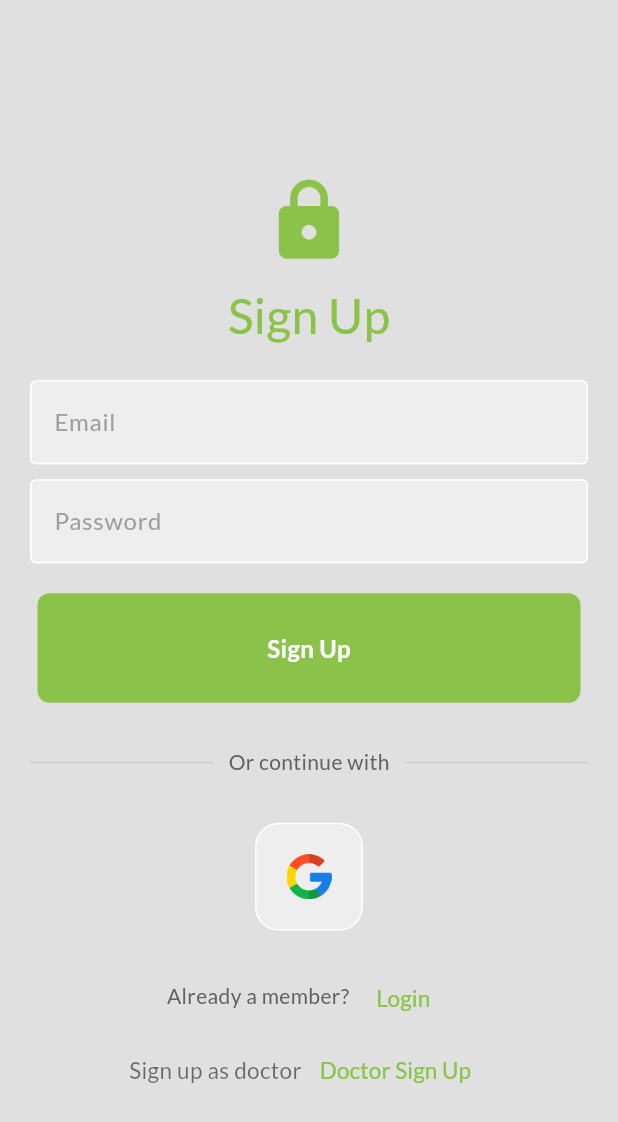
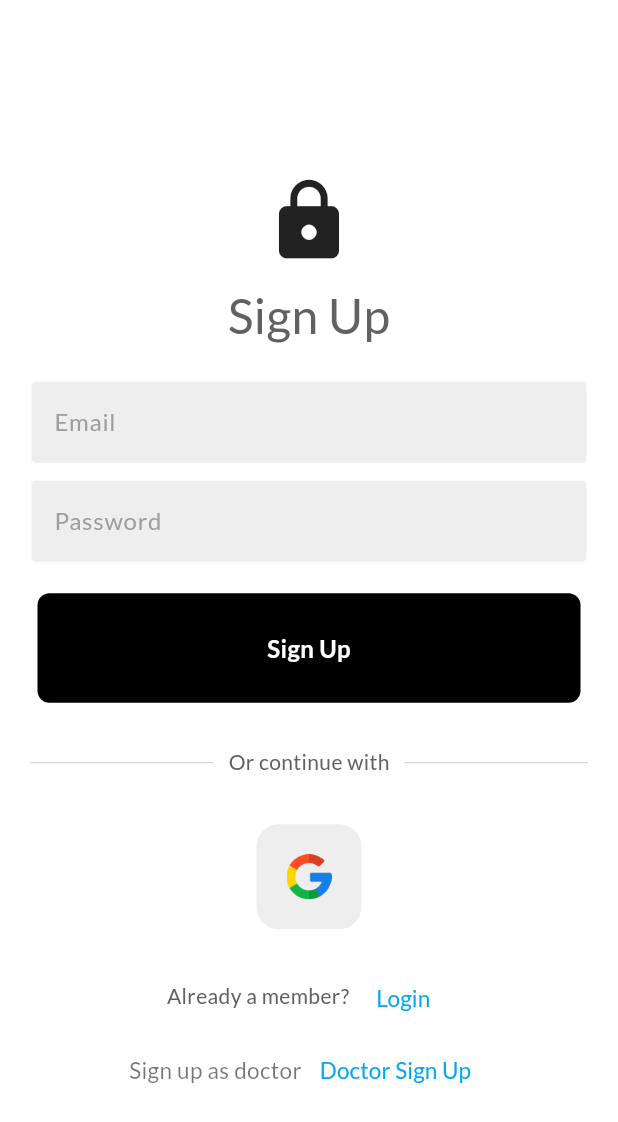
Before and after one commit to imobasshir/get_instant_help, a Flutter app: the screen it shows after launch, after a tap on "Sign Up", on a phone screen of 412 x 824 dp. Shown: the top 1122 px of the screen. Run offline on Flutter 3.47's test engine with Material 2 defaults, Android fonts, the phone set to English and light mode, and no system bars; our stand-ins replace cloud_firestore, firebase_auth, firebase_core, google_fonts, google_sign_in; missing offline and left inert: jitsi_meet; accounts and stored records are empty; network calls fail.

Commit message:
ui changed

```diff
--- a/lib/main.dart
+++ b/lib/main.dart
@@ -4,6 +4,7 @@ import 'package:flutter/material.dart';
 import 'package:get_instant_help/firebase_options.dart';
 import 'package:get_instant_help/pages/home/home.dart';
 import 'package:get_instant_help/pages/login_screen.dart';
+import 'package:get_instant_help/provider/destination_provider.dart';
 import 'package:get_instant_help/services/auth_methods.dart';
 import 'package:google_fonts/google_fonts.dart';
 import 'package:provider/provider.dart';
@@ -30,11 +31,14 @@ class MyApp extends StatelessWidget {
           create: (context) => context.read<FirebaseAuthMethods>().authState,
           initialData: null,
         ),
+        ChangeNotifierProvider(
+          create: (_) => DestinationProvider(),
+        ),
       ],
       child: MaterialApp(
         title: 'Get Instant Help',
         theme: ThemeData(
-          primarySwatch: Colors.lightGreen,
+          primarySwatch: Colors.lightBlue,
           backgroundColor: Colors.white,
           useMaterial3: true,
           fontFamily: GoogleFonts.lato().fontFamily,
--- a/lib/pages/doctor_login.dart
+++ b/lib/pages/doctor_login.dart
@@ -34,7 +34,7 @@ class _DoctorLoginSignUpState extends State<DoctorLoginSignUp> {
   @override
   Widget build(BuildContext context) {
     return Scaffold(
-      backgroundColor: Colors.grey[300],
+      backgroundColor: Colors.white,
       body: SafeArea(
         child: Center(
           child: SingleChildScrollView(
@@ -51,10 +51,10 @@ class _DoctorLoginSignUpState extends State<DoctorLoginSignUp> {
                   color: Colors.grey[700],
                 ),
                 const SizedBox(height: 10),
-                const Text(
+                Text(
                   'Doctor Sign Up',
                   style: TextStyle(
-                    color: Colors.lightGreen,
+                    color: Colors.grey[700],
                     fontSize: 32,
                   ),
                 ),
--- a/lib/pages/login_screen.dart
+++ b/lib/pages/login_screen.dart
@@ -36,7 +36,7 @@ class _LoginScreenState extends State<LoginScreen> {
   @override
   Widget build(BuildContext context) {
     return Scaffold(
-      backgroundColor: Colors.grey[300],
+      backgroundColor: Colors.white,
       body: SafeArea(
         child: Center(
           child: SingleChildScrollView(
@@ -47,13 +47,12 @@ class _LoginScreenState extends State<LoginScreen> {
                 const Icon(
                   Icons.lock,
                   size: 60,
-                  color: Colors.lightGreen,
                 ),
                 const SizedBox(height: 10),
-                const Text(
+                Text(
                   'Log In',
                   style: TextStyle(
-                    color: Colors.lightGreen,
+                    color: Colors.grey[700],
                     fontSize: 32,
                   ),
                 ),
@@ -163,7 +162,7 @@ class _LoginScreenState extends State<LoginScreen> {
                         "Sign Up",
                         style: TextStyle(
                           fontSize: 15,
-                          color: Colors.lightGreen,
+                          color: Colors.lightBlue,
                         ),
                       ),
                     ),
--- a/lib/pages/signup.dart
+++ b/lib/pages/signup.dart
@@ -36,7 +36,7 @@ class _SignupScreenState extends State<SignupScreen> {
   @override
   Widget build(BuildContext context) {
     return Scaffold(
-      backgroundColor: Colors.grey[300],
+      backgroundColor: Colors.white,
       body: SafeArea(
         child: Center(
           child: SingleChildScrollView(
@@ -47,13 +47,12 @@ class _SignupScreenState extends State<SignupScreen> {
                 const Icon(
                   Icons.lock,
                   size: 60,
-                  color: Colors.lightGreen,
                 ),
                 const SizedBox(height: 10),
-                const Text(
+                Text(
                   'Sign Up',
                   style: TextStyle(
-                    color: Colors.lightGreen,
+                    color: Colors.grey[700],
                     fontSize: 32,
                   ),
                 ),
@@ -151,7 +150,7 @@ class _SignupScreenState extends State<SignupScreen> {
                         "Login",
                         style: TextStyle(
                           fontSize: 15,
-                          color: Colors.lightGreen,
+                          color: Colors.lightBlue,
                         ),
                       ),
                     ),
@@ -183,7 +182,7 @@ class _SignupScreenState extends State<SignupScreen> {
                         "Doctor Sign Up",
                         style: TextStyle(
                           fontSize: 15,
-                          color: Colors.lightGreen,
+                          color: Colors.lightBlue,
                         ),
                       ),
                     ),
--- /dev/null
+++ b/lib/provider/destination_provider.dart
@@ -0,0 +1,12 @@
+import 'package:flutter/material.dart';
+
+class DestinationProvider extends ChangeNotifier {
+  int _currentIndex = 0;
+
+  int get currentIndex => _currentIndex;
+
+  void setCurrentIndex(int currentIndex) {
+    _currentIndex = currentIndex;
+    notifyListeners();
+  }
+}
--- a/lib/utils/colors.dart
+++ b/lib/utils/colors.dart
@@ -1,6 +1,6 @@
 import 'package:flutter/material.dart';
 
 const backgroundColor = Colors.white;
-const buttonColor = Colors.lightGreen;
+const buttonColor = Colors.black;
 const footerColor = Color.fromRGBO(26, 26, 26, 1);
 const secondaryBackgroundColor = Colors.white;
--- a/lib/widgets/buttons.dart
+++ b/lib/widgets/buttons.dart
@@ -1,5 +1,3 @@
-import 'dart:ffi';
-
 import 'package:flutter/material.dart';
 
 class Button extends StatelessWidget {
@@ -19,7 +17,7 @@ class Button extends StatelessWidget {
         height: 210,
         width: 210,
         decoration: BoxDecoration(
-          color: Colors.lightGreen,
+          color: Colors.lightBlue,
           borderRadius: BorderRadius.circular(105),
         ),
         child: Center(
--- a/lib/widgets/custom_buttons.dart
+++ b/lib/widgets/custom_buttons.dart
@@ -17,7 +17,7 @@ class CustomButton extends StatelessWidget {
         padding: const EdgeInsets.all(25),
         margin: const EdgeInsets.symmetric(horizontal: 25),
         decoration: BoxDecoration(
-          color: Colors.lightGreen,
+          color: Colors.black,
           borderRadius: BorderRadius.circular(8),
         ),
         child: Center(
--- a/lib/widgets/meeting_options.dart
+++ b/lib/widgets/meeting_options.dart
@@ -30,6 +30,7 @@ class MeetingOption extends StatelessWidget {
           Switch.adaptive(
             value: isMute,
             onChanged: onChange,
+            activeColor: Colors.black,
           ),
         ],
       ),
--- a/lib/widgets/my_textfield.dart
+++ b/lib/widgets/my_textfield.dart
@@ -1,7 +1,7 @@
 import 'package:flutter/material.dart';
 
 class MyTextField extends StatelessWidget {
-  final controller;
+  final TextEditingController controller;
   final String hintText;
   final bool obscureText;
 
--- a/lib/widgets/video_call_buttons.dart
+++ b/lib/widgets/video_call_buttons.dart
@@ -19,7 +19,7 @@ class VCButton extends StatelessWidget {
         children: [
           Container(
             decoration: BoxDecoration(
-              color: Colors.lightGreen,
+              color: Colors.lightBlue,
               borderRadius: BorderRadius.circular(16),
               boxShadow: [
                 BoxShadow(
```
Also changed, not shown: lib/pages/home/home.dart (+12 -9 lines), lib/widgets/snackbar.dart (+14 -1 lines).
